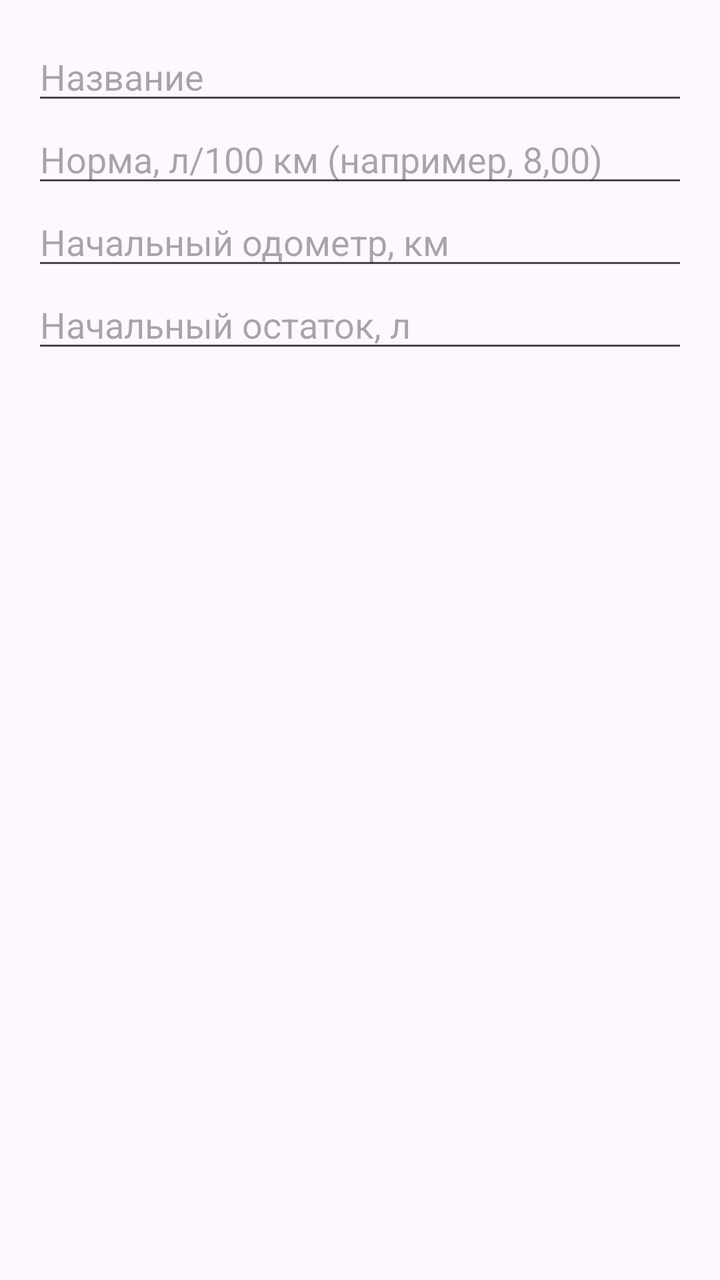
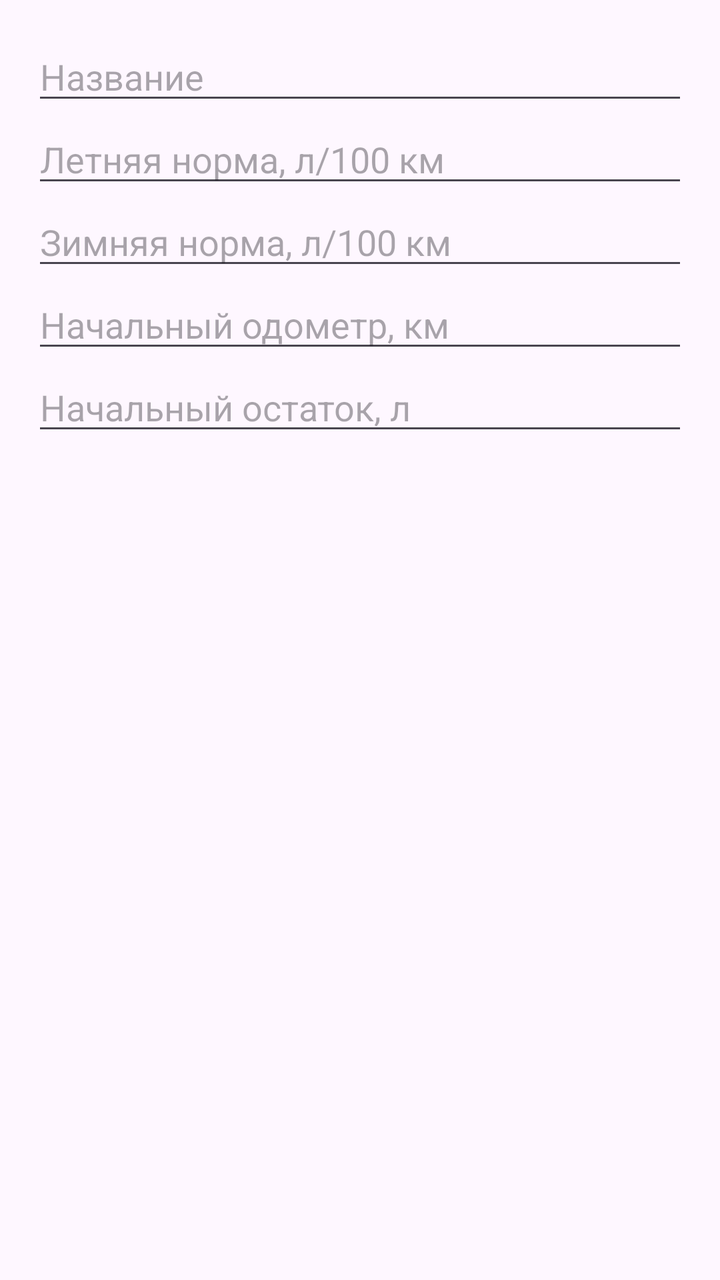

Before-and-after screenshots of an Android layout around one commit, followed by the original layout XML and the change that was made.
<!-- AndroidManifest.xml: application theme Theme.Material3.DayNight.NoActionBar -->
<!-- res/layout/dialog_car.xml -->
<?xml version="1.0" encoding="utf-8"?>
<LinearLayout xmlns:android="http://schemas.android.com/apk/res/android"
    android:layout_width="match_parent"
    android:layout_height="wrap_content"
    android:orientation="vertical"
    android:padding="16dp">

    <EditText
        android:id="@+id/etName"
        android:layout_width="match_parent"
        android:layout_height="wrap_content"
        android:hint="@string/car_name"
        android:inputType="text" />

    <EditText
        android:id="@+id/etNorm"
        android:layout_width="match_parent"
        android:layout_height="wrap_content"
        android:hint="@string/car_norm"
        android:inputType="numberDecimal" />

    <EditText
        android:id="@+id/etInitialOdometer"
        android:layout_width="match_parent"
        android:layout_height="wrap_content"
        android:hint="@string/car_initial_odometer"
        android:inputType="numberDecimal" />

    <EditText
        android:id="@+id/etInitialFuel"
        android:layout_width="match_parent"
        android:layout_height="wrap_content"
        android:hint="@string/car_initial_fuel"
        android:inputType="numberDecimal" />
</LinearLayout>
<!-- resources referenced by this layout -->
<resources>
  <string name="car_initial_fuel">Начальный остаток, л</string>
  <string name="car_initial_odometer">Начальный одометр, км</string>
  <string name="car_name">Название</string>
  <string name="car_norm">Норма, л/100 км (например, 8,00)</string>
</resources>

<!-- the commit's change to res/layout/dialog_car.xml (unified diff, before → after) -->
@@ -5,31 +5,9 @@
     android:orientation="vertical"
     android:padding="16dp">
 
-    <EditText
-        android:id="@+id/etName"
-        android:layout_width="match_parent"
-        android:layout_height="wrap_content"
-        android:hint="@string/car_name"
-        android:inputType="text" />
-
-    <EditText
-        android:id="@+id/etNorm"
-        android:layout_width="match_parent"
-        android:layout_height="wrap_content"
-        android:hint="@string/car_norm"
-        android:inputType="numberDecimal" />
-
-    <EditText
-        android:id="@+id/etInitialOdometer"
-        android:layout_width="match_parent"
-        android:layout_height="wrap_content"
-        android:hint="@string/car_initial_odometer"
-        android:inputType="numberDecimal" />
-
-    <EditText
-        android:id="@+id/etInitialFuel"
-        android:layout_width="match_parent"
-        android:layout_height="wrap_content"
-        android:hint="@string/car_initial_fuel"
-        android:inputType="numberDecimal" />
+    <EditText android:id="@+id/etName" android:layout_width="match_parent" android:layout_height="wrap_content" android:hint="@string/car_name" android:inputType="text" />
+    <EditText android:id="@+id/etNorm" android:layout_width="match_parent" android:layout_height="wrap_content" android:hint="Летняя норма, л/100 км" android:inputType="numberDecimal" />
+    <EditText android:id="@+id/etWinterNorm" android:layout_width="match_parent" android:layout_height="wrap_content" android:hint="Зимняя норма, л/100 км" android:inputType="numberDecimal" />
+    <EditText android:id="@+id/etInitialOdometer" android:layout_width="match_parent" android:layout_height="wrap_content" android:hint="@string/car_initial_odometer" android:inputType="numberDecimal" />
+    <EditText android:id="@+id/etInitialFuel" android:layout_width="match_parent" android:layout_height="wrap_content" android:hint="@string/car_initial_fuel" android:inputType="numberDecimal" />
 </LinearLayout>
<!-- resource entries referenced after the edit -->
@@ -3,6 +3,5 @@
   <string name="car_initial_fuel">Начальный остаток, л</string>
   <string name="car_initial_odometer">Начальный одометр, км</string>
   <string name="car_name">Название</string>
-  <string name="car_norm">Норма, л/100 км (например, 8,00)</string>
 </resources>
 
